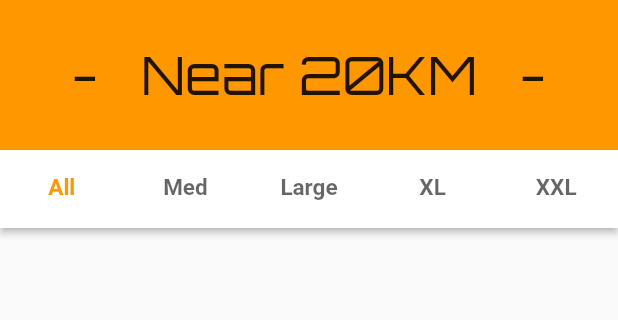
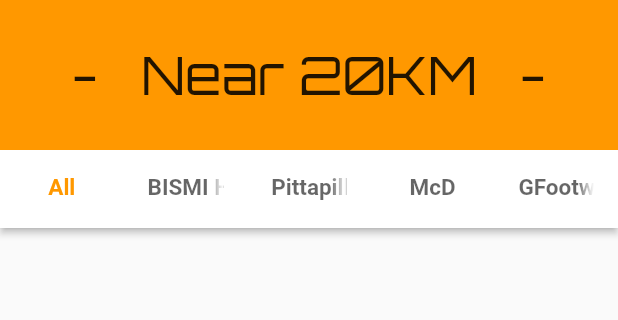
Before and after one commit to Anoop072001/fash_deal, a Flutter app: the Twenty screen opened by its route, on a phone screen of 412 x 824 dp, the part 81-401 px from its top. Run offline on Flutter 3.47's test engine with Material 2 defaults, Android fonts, the light colour scheme and no system bars; our stand-ins replace cloud_firestore, firebase_auth, firebase_core, google_fonts; missing offline and left inert: favorite_button; accounts and stored records are empty.

Commit message:
new changes

```diff
--- a/lib/ui/10.dart
+++ b/lib/ui/10.dart
@@ -127,11 +127,11 @@ class _TenState extends State<Ten> {
           ),
         ),
         body: TabBarView(children: [
-          All(category: "Men"),
-          Large(category: "Men", size: "MyG"),
-          Large(category: "Men", size: "Venus Digital"),
-          Large(category: "Men", size: "Elite SM"),
-          Large(category: "Men", size: "Kalyan HM"),
+          All(category: "10"),
+          Large(category: "10", size: "MyG"),
+          Large(category: "10", size: "Venus Digital"),
+          Large(category: "10", size: "Elite SM"),
+          Large(category: "10", size: "Kalyan HM"),
         ]),
       ),
     );
--- a/lib/ui/20.dart
+++ b/lib/ui/20.dart
@@ -94,26 +94,26 @@ class _TwentyState extends State<Twenty> {
                     Container(
                       height: 50,
                       child: Tab(
-                        text: "Med",
+                        text: "BISMI HP",
                       ),
                     ),
                     Container(
                       height: 50,
                       child: Tab(
-                        text: "Large",
+                        text: "Pittapilli",
                       ),
                     ),
                     Container(
                       height: 50,
                       child: Tab(
-                        text: "XL",
+                        text: "McD",
                       ),
                     ),
                     Container(
                       height: 50,
                       child: Tab(
                         //icon: Image.asset(Constants.kHornIcon),
-                        text: "XXL",
+                        text: "GFootwear",
                       ),
                     ),
                   ],
@@ -123,11 +123,11 @@ class _TwentyState extends State<Twenty> {
           ),
         ),
         body: TabBarView(children: [
-          All(category: "Women"),
-          Large(category: "Women", size: "M"),
-          Large(category: "Women", size: "L"),
-          Large(category: "Women", size: "XL"),
-          Large(category: "Women", size: "XXL"),
+          All(category: "20"),
+          Large(category: "20", size: "BISMI HP"),
+          Large(category: "20", size: "Pittapilli"),
+          Large(category: "20", size: "McD"),
+          Large(category: "20", size: "GFootwear"),
         ]),
       ),
     );
--- a/lib/ui/Location/All.dart
+++ b/lib/ui/Location/All.dart
@@ -230,7 +230,7 @@ class _AllState extends State<All> {
   }
 
   void _launchURL() async {
-    String url = "https://www.finlage.in/upi-pay/00003E1";
+    String url = "https://www.finlage.in/upi-pay/0000AV5";
     if (await canLaunch(url)) {
       await launch(url);
     } else {
--- a/pubspec.yaml
+++ b/pubspec.yaml
@@ -3,7 +3,7 @@ description: A new Flutter project.
 
 # The following line prevents the package from being accidentally published to
 # pub.dev using `pub publish`. This is preferred for private packages.
-publish_to: 'none' # Remove this line if you wish to publish to pub.dev
+publish_to: "none" # Remove this line if you wish to publish to pub.dev
 
 # The following defines the version and build number for your application.
 # A version number is three numbers separated by dots, like 1.2.43
@@ -33,7 +33,6 @@ dependencies:
   url_launcher: ^6.1.5
   favorite_button: ^0.0.4
 
-
   # The following adds the Cupertino Icons font to your application.
   # Use with the CupertinoIcons class for iOS style icons.
   cupertino_icons: ^1.0.2
@@ -47,7 +46,6 @@ dev_dependencies:
 
 # The following section is specific to Flutter.
 flutter:
-
   # The following line ensures that the Material Icons font is
   # included with your application, so that you can use the icons in
   # the material Icons class.
```
Also changed, not shown: lib/ui/30.dart (+5 -5 lines).
